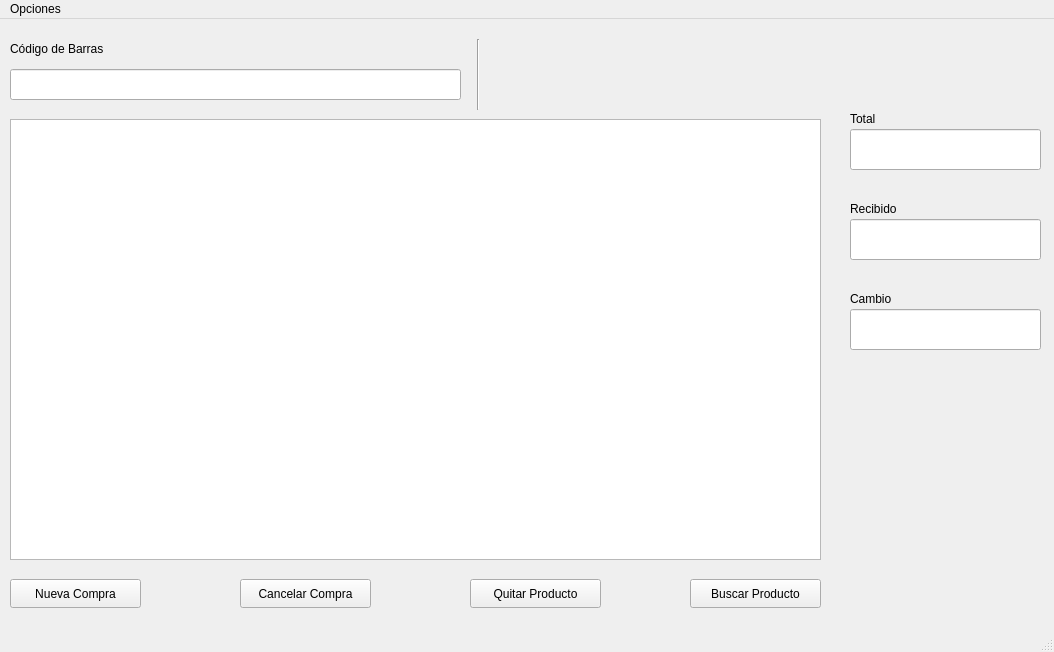
PabloDev2195/Smart_Point_Of_Sale, file src/spos_mainwindow.ui: the form before one commit.
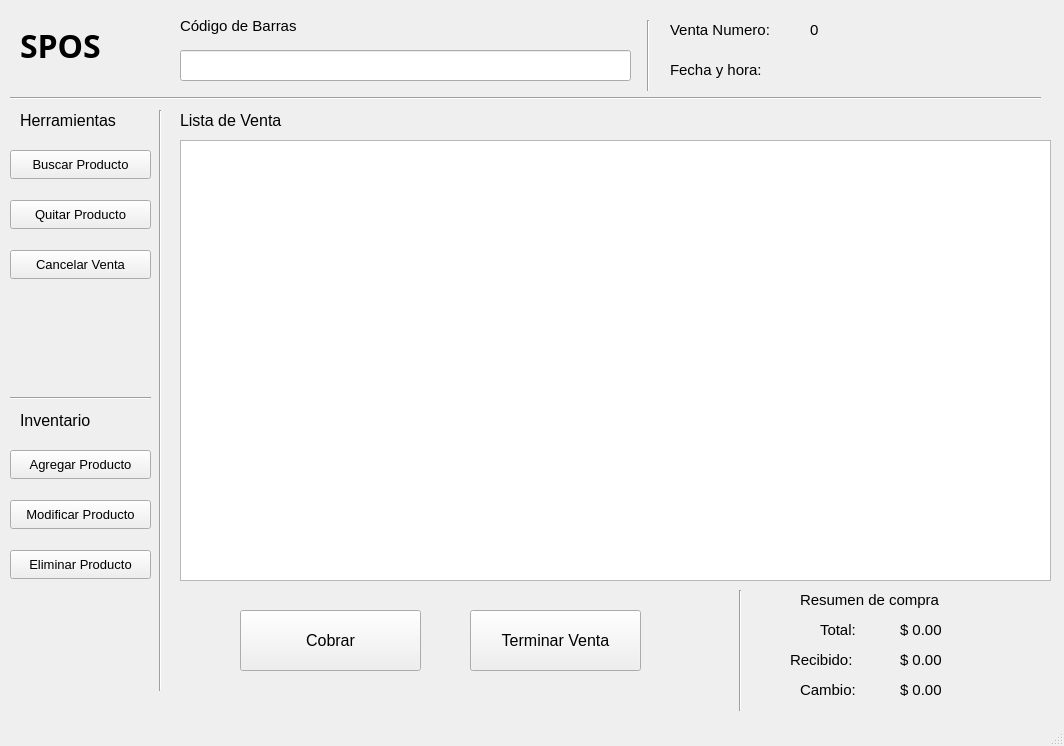
The form after the commit.

Commit message: User Interface Inprovements

```diff
--- a/src/spos_mainwindow.ui
+++ b/src/spos_mainwindow.ui
@@ -6,49 +6,46 @@
    <rect>
     <x>0</x>
     <y>0</y>
-    <width>1054</width>
-    <height>652</height>
+    <width>1064</width>
+    <height>746</height>
    </rect>
   </property>
   <property name="windowTitle">
    <string>Smart Point Of Sale V1.0</string>
   </property>
   <widget class="QWidget" name="centralwidget">
-   <widget class="QPushButton" name="pushButton_NewSale">
-    <property name="geometry">
-     <rect>
-      <x>10</x>
-      <y>560</y>
-      <width>131</width>
-      <height>29</height>
-     </rect>
-    </property>
-    <property name="text">
-     <string>Nueva Compra</string>
-    </property>
-   </widget>
    <widget class="QPushButton" name="pushButton_CancelSale">
     <property name="geometry">
      <rect>
-      <x>240</x>
-      <y>560</y>
-      <width>131</width>
+      <x>10</x>
+      <y>250</y>
+      <width>141</width>
       <height>29</height>
      </rect>
     </property>
+    <property name="font">
+     <font>
+      <pointsize>10</pointsize>
+     </font>
+    </property>
     <property name="text">
-     <string>Cancelar Compra</string>
+     <string>Cancelar Venta</string>
     </property>
    </widget>
    <widget class="QPushButton" name="pushButton_RemoveProduct">
     <property name="geometry">
      <rect>
-      <x>470</x>
-      <y>560</y>
-      <width>131</width>
+      <x>10</x>
+      <y>200</y>
+      <width>141</width>
       <height>29</height>
      </rect>
     </property>
+    <property name="font">
+     <font>
+      <pointsize>10</pointsize>
+     </font>
+    </property>
     <property name="text">
      <string>Quitar Producto</string>
     </property>
@@ -56,97 +53,81 @@
    <widget class="QLabel" name="label_Total">
     <property name="geometry">
      <rect>
-      <x>850</x>
-      <y>90</y>
+      <x>820</x>
+      <y>620</y>
       <width>63</width>
       <height>20</height>
      </rect>
     </property>
+    <property name="font">
+     <font>
+      <pointsize>11</pointsize>
+     </font>
+    </property>
     <property name="text">
-     <string>Total</string>
+     <string>Total:</string>
     </property>
    </widget>
    <widget class="QLabel" name="label_Received">
     <property name="geometry">
      <rect>
-      <x>850</x>
-      <y>180</y>
-      <width>63</width>
+      <x>790</x>
+      <y>650</y>
+      <width>91</width>
       <height>20</height>
      </rect>
     </property>
+    <property name="font">
+     <font>
+      <pointsize>11</pointsize>
+     </font>
+    </property>
     <property name="text">
-     <string>Recibido</string>
+     <string>Recibido:</string>
     </property>
    </widget>
    <widget class="QLabel" name="label_Exchange">
     <property name="geometry">
      <rect>
-      <x>850</x>
-      <y>270</y>
-      <width>63</width>
+      <x>800</x>
+      <y>680</y>
+      <width>71</width>
       <height>20</height>
      </rect>
     </property>
+    <property name="font">
+     <font>
+      <pointsize>11</pointsize>
+     </font>
+    </property>
     <property name="text">
-     <string>Cambio</string>
+     <string>Cambio:</string>
     </property>
    </widget>
    <widget class="QPushButton" name="pushButton_FindProduct">
     <property name="geometry">
      <rect>
-      <x>690</x>
-      <y>560</y>
-      <width>131</width>
+      <x>10</x>
+      <y>150</y>
+      <width>141</width>
       <height>29</height>
      </rect>
     </property>
+    <property name="font">
+     <font>
+      <pointsize>10</pointsize>
+     </font>
+    </property>
     <property name="text">
      <string>Buscar Producto</string>
     </property>
    </widget>
-   <widget class="QLineEdit" name="lineEdit_Total">
-    <property name="geometry">
-     <rect>
-      <x>850</x>
-      <y>110</y>
-      <width>191</width>
-      <height>41</height>
-     </rect>
-    </property>
-    <property name="readOnly">
-     <bool>true</bool>
-    </property>
-   </widget>
-   <widget class="QLineEdit" name="lineEdit_Received">
-    <property name="geometry">
-     <rect>
-      <x>850</x>
-      <y>200</y>
-      <width>191</width>
-      <height>41</height>
-     </rect>
-    </property>
-   </widget>
-   <widget class="QLineEdit" name="lineEdit_Exchange">
-    <property name="geometry">
-     <rect>
-      <x>850</x>
-      <y>290</y>
-      <width>191</width>
-      <height>41</height>
-     </rect>
-    </property>
-    <property name="readOnly">
-     <bool>true</bool>
-    </property>
-   </widget>
    <widget class="QTableWidget" name="tableWidget_Products">
     <property name="geometry">
      <rect>
-      <x>10</x>
-      <y>100</y>
-      <width>811</width>
+      <x>180</x>
+      <y>140</y>
+      <width>871</width>
       <height>441</height>
      </rect>
     </property>
@@ -154,7 +135,7 @@
    <widget class="QLineEdit" name="lineEdit_Barcode">
     <property name="geometry">
      <rect>
-      <x>10</x>
+      <x>180</x>
       <y>50</y>
       <width>451</width>
       <height>31</height>
@@ -164,12 +145,17 @@
    <widget class="QLabel" name="label">
     <property name="geometry">
      <rect>
-      <x>10</x>
-      <y>20</y>
-      <width>131</width>
-      <height>20</height>
+      <x>180</x>
+      <y>10</y>
+      <width>151</width>
+      <height>31</height>
      </rect>
     </property>
+    <property name="font">
+     <font>
+      <pointsize>11</pointsize>
+     </font>
+    </property>
     <property name="text">
      <string>Código de Barras</string>
     </property>
@@ -177,7 +163,7 @@
    <widget class="Line" name="line">
     <property name="geometry">
      <rect>
-      <x>470</x>
+      <x>640</x>
       <y>20</y>
       <width>16</width>
       <height>71</height>
@@ -187,25 +173,393 @@
      <enum>Qt::Orientation::Vertical</enum>
     </property>
    </widget>
+   <widget class="QLabel" name="label_SaleNum">
+    <property name="geometry">
+     <rect>
+      <x>670</x>
+      <y>20</y>
+      <width>151</width>
+      <height>20</height>
+     </rect>
+    </property>
+    <property name="font">
+     <font>
+      <pointsize>11</pointsize>
+     </font>
+    </property>
+    <property name="text">
+     <string>Venta Numero:</string>
+    </property>
+   </widget>
+   <widget class="QLabel" name="label_Date">
+    <property name="geometry">
+     <rect>
+      <x>670</x>
+      <y>60</y>
+      <width>111</width>
+      <height>20</height>
+     </rect>
+    </property>
+    <property name="font">
+     <font>
+      <pointsize>11</pointsize>
+     </font>
+    </property>
+    <property name="text">
+     <string>Fecha y hora:</string>
+    </property>
+   </widget>
+   <widget class="QLabel" name="label_UpdateDate">
+    <property name="geometry">
+     <rect>
+      <x>810</x>
+      <y>60</y>
+      <width>211</width>
+      <height>20</height>
+     </rect>
+    </property>
+    <property name="font">
+     <font>
+      <pointsize>11</pointsize>
+     </font>
+    </property>
+    <property name="text">
+     <string/>
+    </property>
+   </widget>
+   <widget class="QLabel" name="label_UpdateSale">
+    <property name="geometry">
+     <rect>
+      <x>810</x>
+      <y>20</y>
+      <width>211</width>
+      <height>20</height>
+     </rect>
+    </property>
+    <property name="font">
+     <font>
+      <pointsize>11</pointsize>
+     </font>
+    </property>
+    <property name="text">
+     <string>0</string>
+    </property>
+   </widget>
+   <widget class="QLabel" name="label_SaleTools">
+    <property name="geometry">
+     <rect>
+      <x>20</x>
+      <y>110</y>
+      <width>161</width>
+      <height>20</height>
+     </rect>
+    </property>
+    <property name="font">
+     <font>
+      <pointsize>12</pointsize>
+     </font>
+    </property>
+    <property name="text">
+     <string>Herramientas</string>
+    </property>
+   </widget>
+   <widget class="Line" name="line_3">
+    <property name="geometry">
+     <rect>
+      <x>10</x>
+      <y>90</y>
+      <width>1031</width>
+      <height>16</height>
+     </rect>
+    </property>
+    <property name="orientation">
+     <enum>Qt::Orientation::Horizontal</enum>
+    </property>
+   </widget>
+   <widget class="QLabel" name="label_SaleList">
+    <property name="geometry">
+     <rect>
+      <x>180</x>
+      <y>110</y>
+      <width>141</width>
+      <height>20</height>
+     </rect>
+    </property>
+    <property name="font">
+     <font>
+      <pointsize>12</pointsize>
+     </font>
+    </property>
+    <property name="text">
+     <string>Lista de Venta</string>
+    </property>
+   </widget>
+   <widget class="Line" name="line_2">
+    <property name="geometry">
+     <rect>
+      <x>150</x>
+      <y>110</y>
+      <width>20</width>
+      <height>581</height>
+     </rect>
+    </property>
+    <property name="orientation">
+     <enum>Qt::Orientation::Vertical</enum>
+    </property>
+   </widget>
+   <widget class="QLabel" name="label_Logo">
+    <property name="geometry">
+     <rect>
+      <x>20</x>
+      <y>20</y>
+      <width>121</width>
+      <height>51</height>
+     </rect>
+    </property>
+    <property name="font">
+     <font>
+      <family>Segoe UI Black</family>
+      <pointsize>24</pointsize>
+      <italic>false</italic>
+      <bold>true</bold>
+      <underline>false</underline>
+     </font>
+    </property>
+    <property name="text">
+     <string>SPOS</string>
+    </property>
+   </widget>
+   <widget class="QLabel" name="label_Inventory">
+    <property name="geometry">
+     <rect>
+      <x>20</x>
+      <y>410</y>
+      <width>161</width>
+      <height>20</height>
+     </rect>
+    </property>
+    <property name="font">
+     <font>
+      <pointsize>12</pointsize>
+     </font>
+    </property>
+    <property name="text">
+     <string>Inventario</string>
+    </property>
+   </widget>
+   <widget class="QPushButton" name="pushButton_ModifyProduct">
+    <property name="geometry">
+     <rect>
+      <x>10</x>
+      <y>500</y>
+      <width>141</width>
+      <height>29</height>
+     </rect>
+    </property>
+    <property name="font">
+     <font>
+      <pointsize>10</pointsize>
+     </font>
+    </property>
+    <property name="text">
+     <string>Modificar Producto</string>
+    </property>
+   </widget>
+   <widget class="QPushButton" name="pushButton_DeleteProduct">
+    <property name="geometry">
+     <rect>
+      <x>10</x>
+      <y>550</y>
+      <width>141</width>
+      <height>29</height>
+     </rect>
+    </property>
+    <property name="font">
+     <font>
+      <pointsize>10</pointsize>
+     </font>
+    </property>
+    <property name="text">
+     <string>Eliminar Producto</string>
+    </property>
+   </widget>
+   <widget class="QPushButton" name="pushButton_AddNewProduct">
+    <property name="geometry">
+     <rect>
+      <x>10</x>
+      <y>450</y>
+      <width>141</width>
+      <height>29</height>
+     </rect>
+    </property>
+    <property name="font">
+     <font>
+      <pointsize>10</pointsize>
+     </font>
+    </property>
+    <property name="text">
+     <string>Agregar Producto</string>
+    </property>
+   </widget>
+   <widget class="QPushButton" name="pushButton_Payment">
+    <property name="geometry">
+     <rect>
+      <x>240</x>
+      <y>610</y>
+      <width>181</width>
+      <height>61</height>
+     </rect>
+    </property>
+    <property name="font">
+     <font>
+      <pointsize>12</pointsize>
+     </font>
+    </property>
+    <property name="text">
+     <string>Cobrar</string>
+    </property>
+    <property name="iconSize">
+     <size>
+      <width>30</width>
+      <height>30</height>
+     </size>
+    </property>
+   </widget>
+   <widget class="QPushButton" name="pushButton_FinishSale">
+    <property name="geometry">
+     <rect>
+      <x>470</x>
+      <y>610</y>
+      <width>171</width>
+      <height>61</height>
+     </rect>
+    </property>
+    <property name="font">
+     <font>
+      <pointsize>12</pointsize>
+     </font>
+    </property>
+    <property name="text">
+     <string>Terminar Venta</string>
+    </property>
+    <property name="iconSize">
+     <size>
+      <width>25</width>
+      <height>25</height>
+     </size>
+    </property>
+   </widget>
+   <widget class="Line" name="line_4">
+    <property name="geometry">
+     <rect>
+      <x>730</x>
+      <y>590</y>
+      <width>20</width>
+      <height>121</height>
+     </rect>
+    </property>
+    <property name="orientation">
+     <enum>Qt::Orientation::Vertical</enum>
+    </property>
+   </widget>
+   <widget class="QLabel" name="label_TotalNum">
+    <property name="geometry">
+     <rect>
+      <x>900</x>
+      <y>620</y>
+      <width>63</width>
+      <height>20</height>
+     </rect>
+    </property>
+    <property name="font">
+     <font>
+      <pointsize>11</pointsize>
+     </font>
+    </property>
+    <property name="text">
+     <string>$ 0.00</string>
+    </property>
+   </widget>
+   <widget class="QLabel" name="label_Change">
+    <property name="geometry">
+     <rect>
+      <x>900</x>
+      <y>680</y>
+      <width>71</width>
+      <height>20</height>
+     </rect>
+    </property>
+    <property name="font">
+     <font>
+      <pointsize>11</pointsize>
+     </font>
+    </property>
+    <property name="text">
+     <string>$ 0.00</string>
+    </property>
+   </widget>
+   <widget class="QLabel" name="label_Payment">
+    <property name="geometry">
+     <rect>
+      <x>900</x>
+      <y>650</y>
+      <width>63</width>
+      <height>20</height>
+     </rect>
+    </property>
+    <property name="font">
+     <font>
+      <pointsize>11</pointsize>
+     </font>
+    </property>
+    <property name="text">
+     <string>$ 0.00</string>
+    </property>
+   </widget>
+   <widget class="QLabel" name="label_Total_2">
+    <property name="geometry">
+     <rect>
+      <x>800</x>
+      <y>590</y>
+      <width>181</width>
+      <height>20</height>
+     </rect>
+    </property>
+    <property name="font">
+     <font>
+      <pointsize>11</pointsize>
+     </font>
+    </property>
+    <property name="frameShadow">
+     <enum>QFrame::Shadow::Plain</enum>
+    </property>
+    <property name="text">
+     <string>Resumen de compra</string>
+    </property>
+   </widget>
+   <widget class="Line" name="line_5">
+    <property name="geometry">
+     <rect>
+      <x>10</x>
+      <y>390</y>
+      <width>141</width>
+      <height>16</height>
+     </rect>
+    </property>
+    <property name="orientation">
+     <enum>Qt::Orientation::Horizontal</enum>
+    </property>
+   </widget>
   </widget>
   <widget class="QMenuBar" name="menubar">
    <property name="geometry">
     <rect>
      <x>0</x>
      <y>0</y>
-     <width>1054</width>
+     <width>1064</width>
      <height>25</height>
     </rect>
    </property>
-   <widget class="QMenu" name="menuOptions">
-    <property name="title">
-     <string>Opciones</string>
-    </property>
-    <addaction name="action_AddNewProduct"/>
-    <addaction name="action_ModifyProduct"/>
-    <addaction name="action_DeleteProduct"/>
-   </widget>
-   <addaction name="menuOptions"/>
   </widget>
   <widget class="QStatusBar" name="statusbar"/>
   <action name="action_AddNewProduct">
```
Left out of the diff: 2 changed lines with no effect on the pictures. The commit also changes 6 other files.
